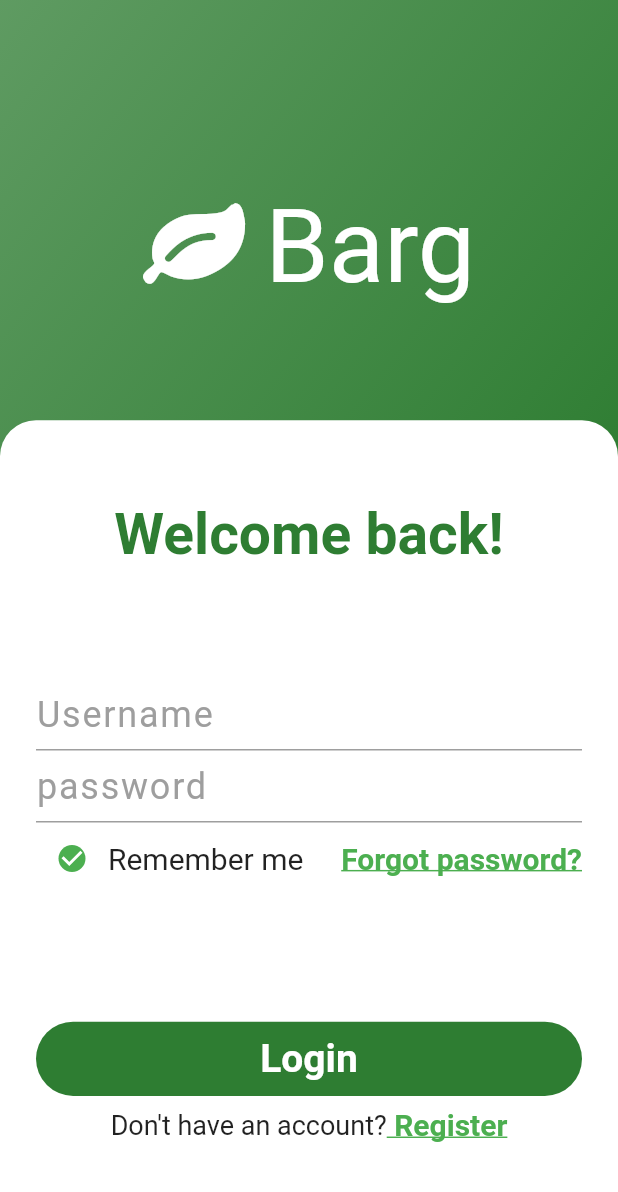
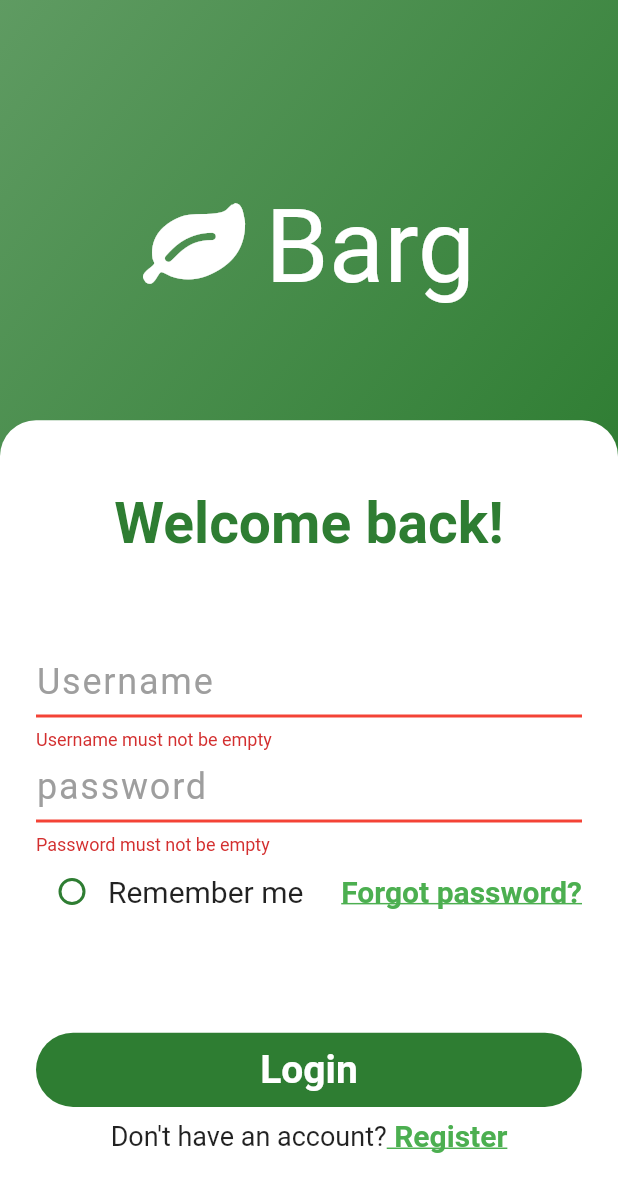
Before and after one commit to FarbodRajabi/barg-challenge, a Flutter app: the screen it shows after launch, after a tap on "Login", on a phone screen of 412 x 824 dp. Shown: the top 1192 px of the screen. Run offline on Flutter 3.47's test engine with Material 2 defaults, Android fonts, the phone set to English and light mode, and no system bars; our stand-ins replace get; Roboto replaces fonts that are missing (Dongle).

Commit message:
login validation

```diff
--- a/lib/views/login_screen.dart
+++ b/lib/views/login_screen.dart
@@ -1,3 +1,4 @@
+import 'package:barg/controllers/login_controller.dart';
 import 'package:barg/views/components/my_text_field.dart';
 import 'package:flutter/material.dart';
 import 'package:get/get.dart';
@@ -10,6 +11,21 @@ class LoginScreen extends StatelessWidget {
 
   final TextEditingController userNameController = TextEditingController();
   final TextEditingController passwordController = TextEditingController();
+
+  final LoginController c = Get.put(LoginController());
+
+  login() {
+    final userName = userNameController.text;
+    final password = passwordController.text;
+
+    if (formKey.currentState!.validate()) {
+      if (userName == 'Koch Hartman' && password == '12345678') {
+        print('login success.');
+      }
+    } else {
+      print('login failed.');
+    }
+  }
 
   @override
   Widget build(BuildContext context) {
@@ -88,8 +104,12 @@ class LoginScreen extends StatelessWidget {
                                 isPassword: false,
                                 controller: userNameController,
                                 validator: (value) {
-                                  if (value!.isEmpty || value.length < 4) {
+                                  if (value!.isEmpty) {
+                                    return 'Username must not be empty';
+                                  } else if (value.length < 4) {
                                     return 'Provide a valid username';
+                                  } else if (value != 'Koch Hartman') {
+                                    return 'There is no username like this';
                                   } else {
                                     return null;
                                   }
@@ -97,11 +117,13 @@ class LoginScreen extends StatelessWidget {
                               ),
                               MyTextField(
                                 hint: 'password',
-                                isPassword: false,
-                                controller: userNameController,
+                                isPassword: true,
+                                controller: passwordController,
                                 validator: (value) {
-                                  if (value!.isEmpty || value.length < 4) {
-                                    return 'Provide a valid username';
+                                  if (value!.isEmpty) {
+                                    return 'Password must not be empty';
+                                  } else if (value.length < 8) {
+                                    return 'Password must have at least 7 characters';
                                   } else {
                                     return null;
                                   }
@@ -109,16 +131,20 @@ class LoginScreen extends StatelessWidget {
                               ),
                               Row(
                                 children: [
-                                  Checkbox(
-                                    value: true,
-                                    onChanged: (_) {},
+                                  Obx(() {
+                                    return Checkbox(
+                                      value: c.rememberMe.value,
+                                      onChanged: (value) {
+                                        c.rememberMe(value);
+                                      },
                                       shape: const CircleBorder(),
                                       checkColor: Colors.white,
                                       side: BorderSide(
                                         color: Colors.green.shade800,
                                         width: 2,
                                       ),
-                                  ),
+                                    );
+                                  }),
                                   const Text(
                                     'Remember me',
                                     style: TextStyle(
@@ -147,7 +173,9 @@ class LoginScreen extends StatelessWidget {
                             height: Get.height * .06,
                             width: Get.width,
                             child: ElevatedButton(
-                              onPressed: () {},
+                              onPressed: () {
+                                login();
+                              },
                               child: const Text(
                                 'Login',
                                 style: TextStyle(
```
Lines whose indentation alone changed are shown as unchanged.
